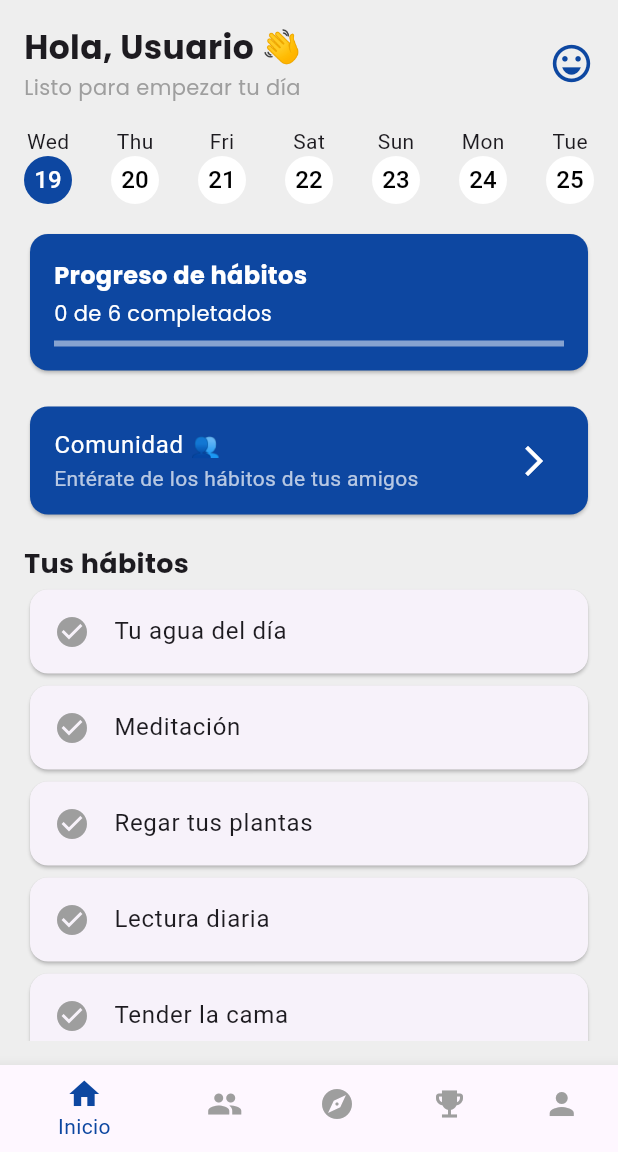
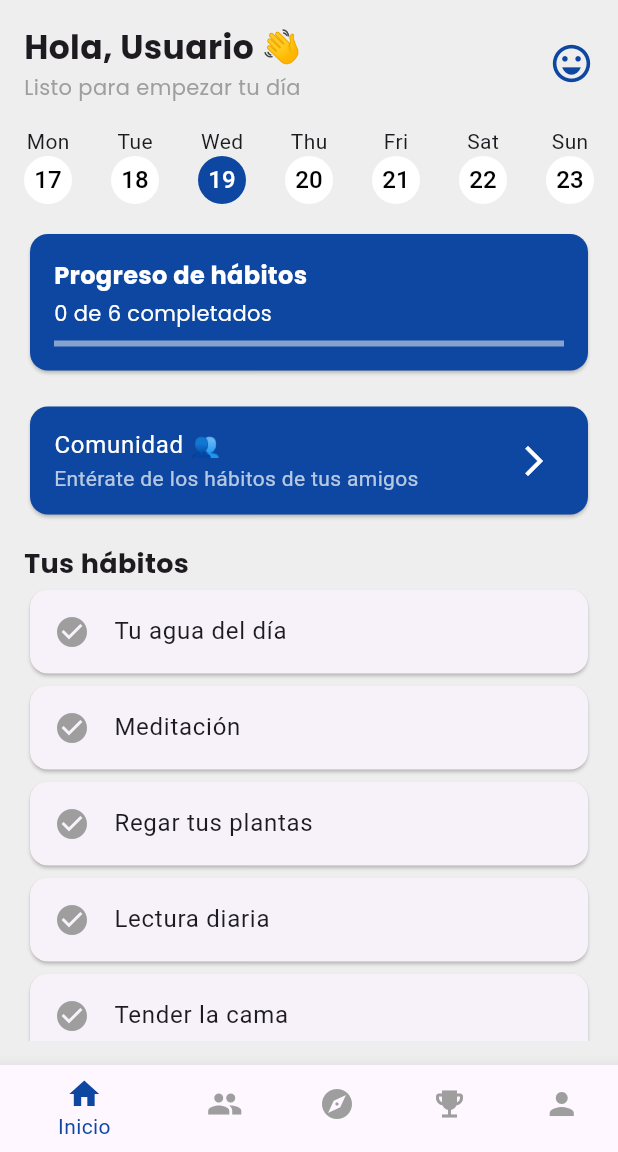
Before and after one commit to victortelles/Habit-Hub, a Flutter app: the screen it shows after launch, after a tap on "Comunidad 👥", on a phone screen of 412 x 824 dp, the part 84-1236 px from its top. Run offline on Flutter 3.47's test engine with Material 3 defaults, Android fonts, the phone set to English and light mode, and no system bars; our stand-ins replace google_fonts.

Commit message:
Home page - _buildDateSelector change

```diff
--- a/lib/screens/home.dart
+++ b/lib/screens/home.dart
@@ -57,7 +57,7 @@ class _HomeScreenState extends State<HomeScreen> {
                 SizedBox(height: 16),
                 _buildProgressCard(context),
                 SizedBox(height: 16),
-                _buildChallenges(context),
+                _buildComunity(context),
                 SizedBox(height: 16),
                 Text("Tus hábitos", style: GoogleFonts.poppins(fontSize: 18, fontWeight: FontWeight.bold)),
                 Expanded(child: _buildHabitsList(context)),
@@ -125,16 +125,16 @@ class _HomeScreenState extends State<HomeScreen> {
   return Row(
     mainAxisAlignment: MainAxisAlignment.spaceBetween,
     children: List.generate(7, (index) {
-        DateTime date = today.add(Duration(days: index));
+      DateTime date = today.subtract(Duration(days: today.weekday - 1)).add(Duration(days: index));
       return Column(
         children: [
           Text(DateFormat('E').format(date)),
           CircleAvatar(
             radius: 16,
-              backgroundColor: index == 0 ? Colors.blue.shade900 : Colors.white,
+            backgroundColor: index == today.weekday - 1 ? Colors.blue.shade900 : Colors.white,
             child: Text(
               "${date.day}",
-                style: TextStyle(color: index == 0 ? Colors.white : Colors.black),
+              style: TextStyle(color: index == today.weekday - 1 ? Colors.white : Colors.black),
             ),
           )
         ],
@@ -180,10 +180,10 @@ class _HomeScreenState extends State<HomeScreen> {
     );
   }
 
-  Widget _buildChallenges(BuildContext context) {
+  Widget _buildComunity(BuildContext context) {
     return GestureDetector(
       onTap: () {
-        print("Desafío presionado");
+        print("Comunidad presionada");
       },
       child: Card(
         color: Colors.blue.shade900,
```
Lines whose indentation alone changed are shown as unchanged.
